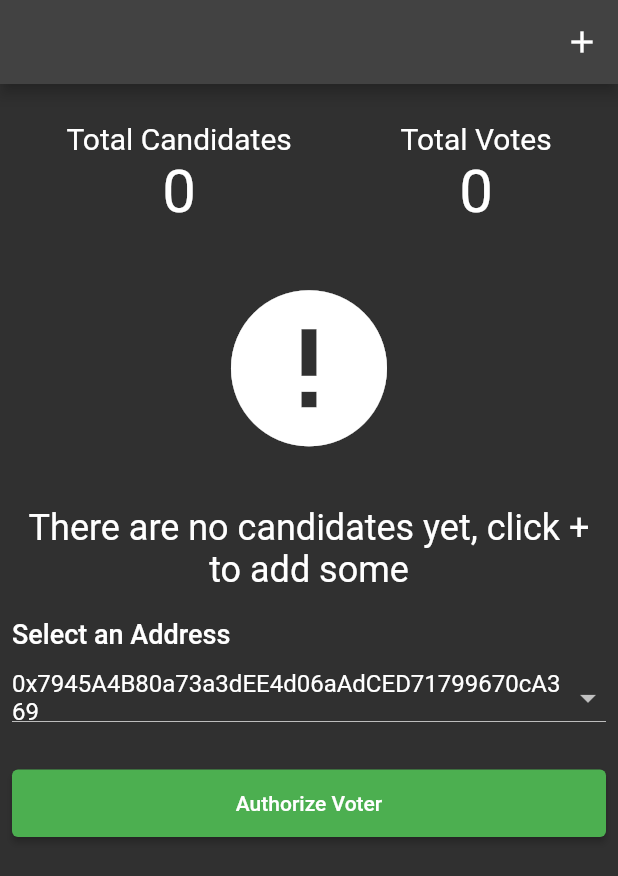
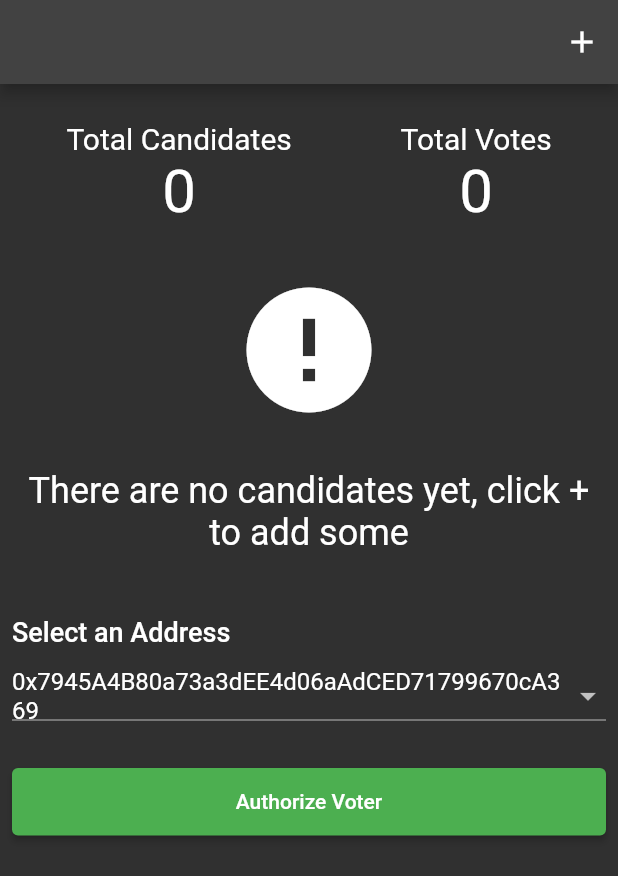
Before and after one commit to diogosequeira94/elections_voting_dapp, a Flutter app: the ElectionPageWidget screen opened directly with empty values, on a phone screen of 412 x 824 dp. Shown: the top 876 px of the screen. Run offline on Flutter 3.47's test engine with Material 2 defaults, Android fonts, the phone set to English and light mode, and no system bars; our stand-ins replace bloc, equatable, flutter_bloc; missing offline and left inert: web3dart; statements that could not run were skipped; project files that could hold a hidden picture were left out.

Commit message:
refactor election oinfo code

```diff
--- a/lib/view/election_information.dart
+++ b/lib/view/election_information.dart
@@ -86,7 +86,10 @@ class _ElectionPageWidgetState extends State<ElectionPageWidget> {
                     ],
                   ),
                   const _CandidatesListWidget(),
-                  const _ElectionInputsWidget(),
+                  const Padding(
+                    padding: EdgeInsets.only(top: 24.0),
+                    child: _AuthorizationButtonWidget(),
+                  ),
                 ],
               ),
             ),
@@ -139,7 +142,7 @@ class _CandidatesListWidget extends StatelessWidget {
           return Column(
             mainAxisAlignment: MainAxisAlignment.center,
             children: const [
-              Icon(Icons.error, size: 125),
+              Icon(Icons.error, size: 100),
               SizedBox(height: 30),
               Center(
                 child: Text(
@@ -156,14 +159,16 @@ class _CandidatesListWidget extends StatelessWidget {
   }
 }
 
-class _ElectionInputsWidget extends StatefulWidget {
-  const _ElectionInputsWidget({Key? key}) : super(key: key);
+class _AuthorizationButtonWidget extends StatefulWidget {
+  const _AuthorizationButtonWidget({Key? key}) : super(key: key);
 
   @override
-  State<_ElectionInputsWidget> createState() => _ElectionInputsWidgetState();
+  State<_AuthorizationButtonWidget> createState() =>
+      _AuthorizationButtonWidgetState();
 }
 
-class _ElectionInputsWidgetState extends State<_ElectionInputsWidget> {
+class _AuthorizationButtonWidgetState
+    extends State<_AuthorizationButtonWidget> {
   late TextEditingController addCandidateController;
   late TextEditingController addVoteController;
 
```
